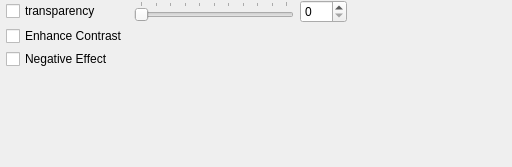
This is src/gui/forms/toolbar_rendertransparencygroup.ui in open-scan-crew/OpenScanTools as Qt 5 draws it before an edit. The edited form follows.
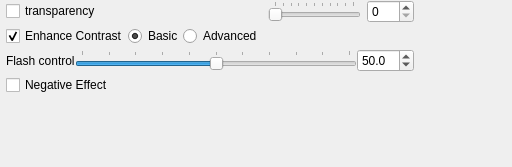
This is the edited form.

Commit message: Allow fractional flash control values in UI

Diff of the .ui file:
```diff
--- a/src/gui/forms/toolbar_rendertransparencygroup.ui
+++ b/src/gui/forms/toolbar_rendertransparencygroup.ui
@@ -29,7 +29,7 @@
    <property name="verticalSpacing">
     <number>3</number>
    </property>
-   <item row="4" column="0">
+   <item row="4" column="0" colspan="3">
     <spacer name="verticalSpacer">
      <property name="orientation">
       <enum>Qt::Vertical</enum>
@@ -42,7 +42,7 @@
      </property>
     </spacer>
    </item>
-   <item row="2" column="0">
+   <item row="3" column="0" colspan="3">
     <widget class="QCheckBox" name="checkBox_negativeEffect">
      <property name="text">
       <string>Negative Effect</string>
@@ -73,11 +73,87 @@
     </widget>
    </item>
    <item row="1" column="0">
-    <widget class="QCheckBox" name="checkBox_enhanceContrast">
-     <property name="text">
-      <string>Enhance Contrast</string>
-     </property>
-    </widget>
+    <layout class="QHBoxLayout" name="horizontalLayoutEnhance">
+     <item>
+      <widget class="QCheckBox" name="checkBox_enhanceContrast">
+       <property name="text">
+        <string>Enhance Contrast</string>
+       </property>
+       <property name="checked">
+        <bool>true</bool>
+       </property>
+      </widget>
+     </item>
+     <item>
+      <widget class="QRadioButton" name="basicEnhanceContrastRadioButton">
+       <property name="text">
+        <string>Basic</string>
+       </property>
+       <property name="checked">
+        <bool>true</bool>
+       </property>
+      </widget>
+     </item>
+     <item>
+      <widget class="QRadioButton" name="advEnhanceContrastRadioButton">
+       <property name="text">
+        <string>Advanced</string>
+       </property>
+      </widget>
+     </item>
+    </layout>
+   </item>
+   <item row="2" column="0" colspan="3">
+    <layout class="QHBoxLayout" name="horizontalLayoutFlashControl">
+     <item>
+      <widget class="QLabel" name="label_flashControl">
+       <property name="text">
+        <string>Flash control</string>
+       </property>
+      </widget>
+     </item>
+     <item>
+      <widget class="QSlider" name="slider_flashControl">
+       <property name="minimum">
+        <number>0</number>
+       </property>
+       <property name="maximum">
+        <number>1000</number>
+       </property>
+       <property name="value">
+        <number>500</number>
+       </property>
+       <property name="orientation">
+        <enum>Qt::Horizontal</enum>
+       </property>
+       <property name="tickPosition">
+        <enum>QSlider::TicksAbove</enum>
+       </property>
+       <property name="tickInterval">
+        <number>100</number>
+       </property>
+      </widget>
+     </item>
+     <item>
+      <widget class="QDoubleSpinBox" name="spinBox_flashControl">
+       <property name="decimals">
+        <number>1</number>
+       </property>
+       <property name="minimum">
+        <double>0.000000000000000</double>
+       </property>
+       <property name="maximum">
+        <double>100.000000000000000</double>
+       </property>
+       <property name="singleStep">
+        <double>0.100000000000000</double>
+       </property>
+       <property name="value">
+        <double>50.000000000000000</double>
+       </property>
+      </widget>
+     </item>
+    </layout>
    </item>
    <item row="0" column="0">
     <widget class="QCheckBox" name="checkBox_transparency">
@@ -86,7 +162,7 @@
      </property>
     </widget>
    </item>
-   <item row="0" column="3" rowspan="3">
+   <item row="0" column="3" rowspan="4">
     <spacer name="horizontalSpacer">
      <property name="orientation">
       <enum>Qt::Horizontal</enum>
```
Left out of the diff: 4 changed lines with no effect on the pictures. The commit also changes 16 other files.
